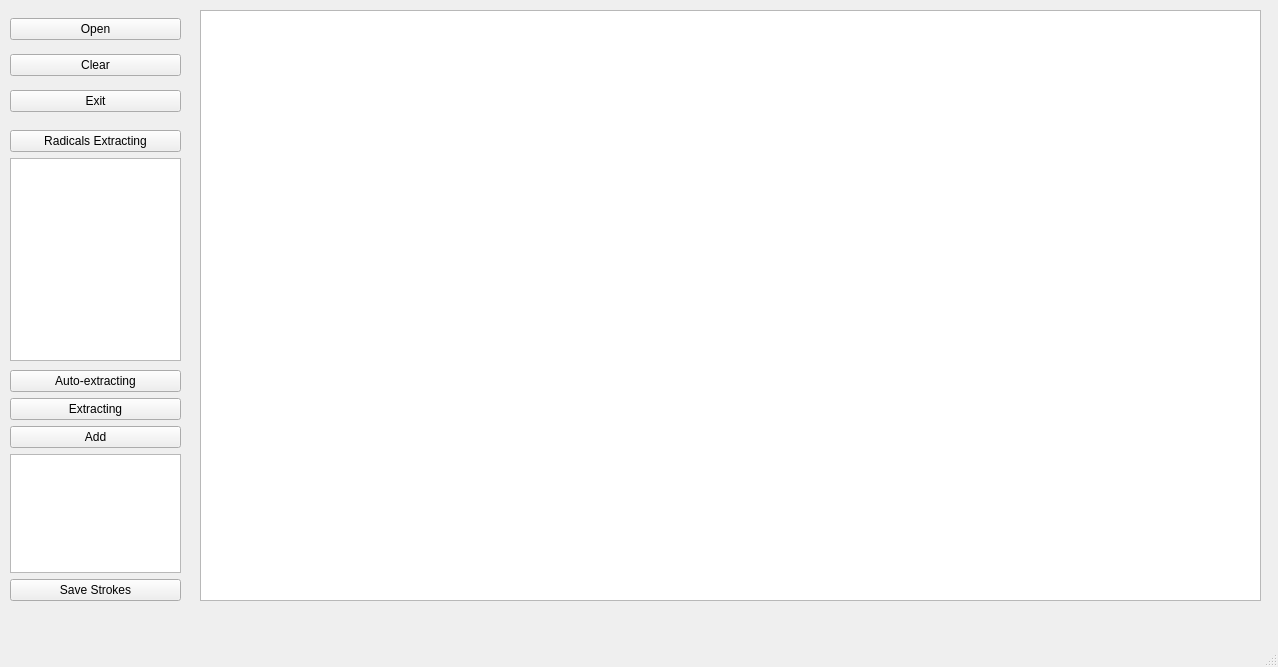
Old version of the form strokeExtractingMainwindow.ui in the repository liupeng89/CalligraphyEvaluationTool.
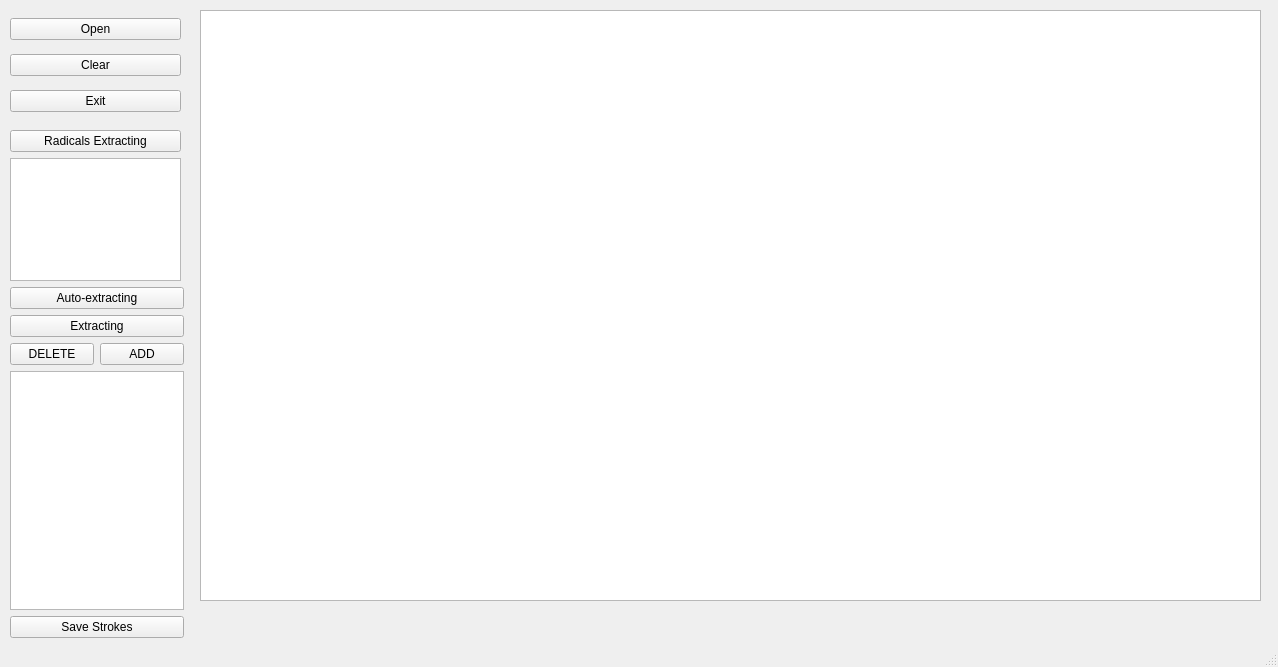
New version of the form.

Commit message: Add gui basic function

Patch:
```diff
--- a/strokeExtractingMainwindow.ui
+++ b/strokeExtractingMainwindow.ui
@@ -63,7 +63,7 @@
       <x>10</x>
       <y>130</y>
       <width>171</width>
-      <height>231</height>
+      <height>151</height>
      </rect>
     </property>
     <layout class="QVBoxLayout" name="verticalLayout_2">
@@ -83,9 +83,9 @@
     <property name="geometry">
      <rect>
       <x>10</x>
-      <y>370</y>
-      <width>171</width>
-      <height>231</height>
+      <y>287</y>
+      <width>174</width>
+      <height>351</height>
      </rect>
     </property>
     <layout class="QVBoxLayout" name="verticalLayout_3">
@@ -104,11 +104,22 @@
       </widget>
      </item>
      <item>
-      <widget class="QPushButton" name="add_btn">
+      <layout class="QHBoxLayout" name="horizontalLayout">
+       <item>
+        <widget class="QPushButton" name="delete_stroke_btn">
        <property name="text">
-        <string>Add</string>
-       </property>
-      </widget>
+          <string>DELETE</string>
+         </property>
+        </widget>
+       </item>
+       <item>
+        <widget class="QPushButton" name="add_stroke_btn">
+         <property name="text">
+          <string>ADD</string>
+         </property>
+        </widget>
+       </item>
+      </layout>
      </item>
      <item>
       <widget class="QListView" name="stroke_listview"/>
```
Lines whose indentation alone changed are shown as unchanged. The commit also changes 2 other files.
